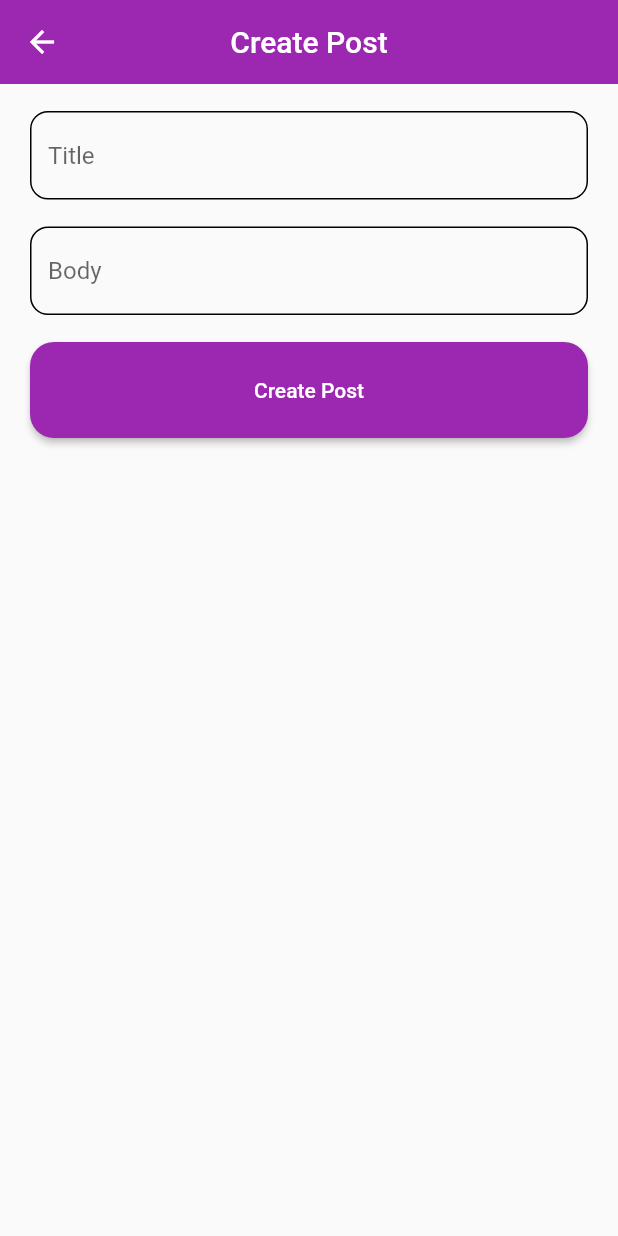
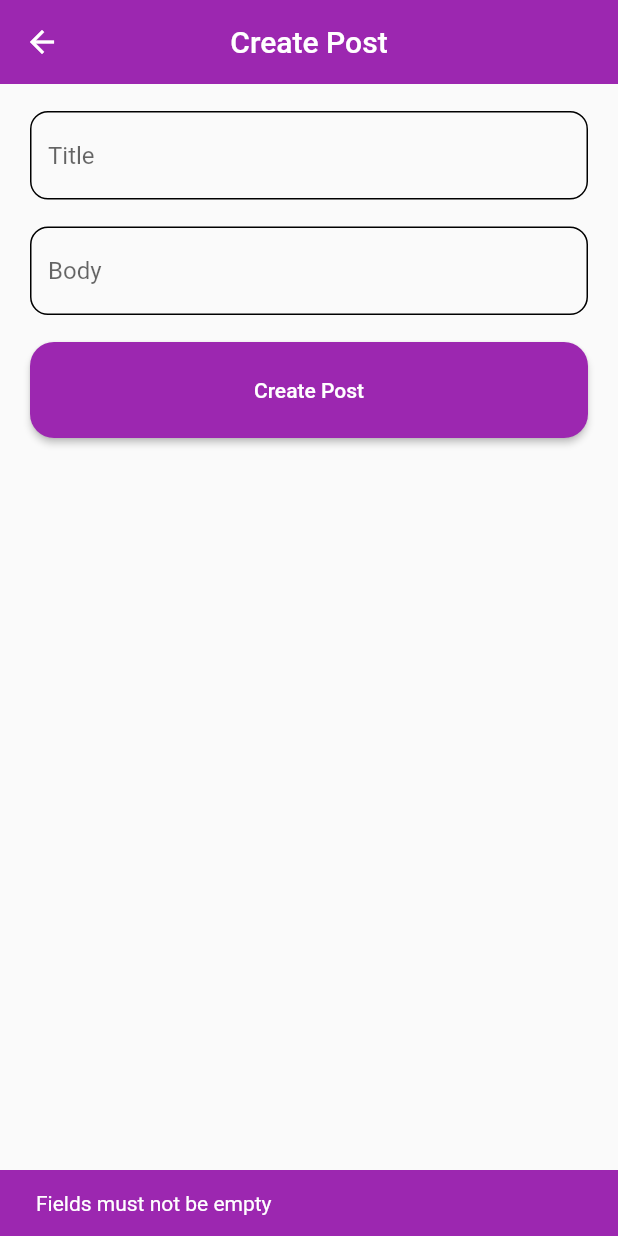
Before and after one commit to mkaychuks/learning_provider, a Flutter app: the CreatePostScreen screen opened directly, after a tap on "Create Post", on a phone screen of 412 x 824 dp. Run offline on Flutter 3.47's test engine with Material 2 defaults, Android fonts, the phone set to English and light mode, and no system bars.

Commit message:
Added a form of error handling

```diff
--- a/lib/screens/create_post_screen.dart
+++ b/lib/screens/create_post_screen.dart
@@ -48,6 +48,7 @@ class _CreatePostScreenState extends State<CreatePostScreen> {
                 height: 64,
                 child: ElevatedButton(
                   onPressed: () {
+                    if (_title.text.isNotEmpty && _body.text.isNotEmpty) {
                       data
                           .addPost(
                               title: _title.text.trim(),
@@ -61,6 +62,14 @@ class _CreatePostScreenState extends State<CreatePostScreen> {
                               (route) => false,
                             ),
                           );
+                    } else {
+                      ScaffoldMessenger.of(context).showSnackBar(
+                        const SnackBar(
+                          backgroundColor: Colors.purple,
+                          content: Text("Fields must not be empty"),
+                        ),
+                      );
+                    }
                   },
                   style: ElevatedButton.styleFrom(
                       shape: const RoundedRectangleBorder(
```
Lines whose indentation alone changed are shown as unchanged.
